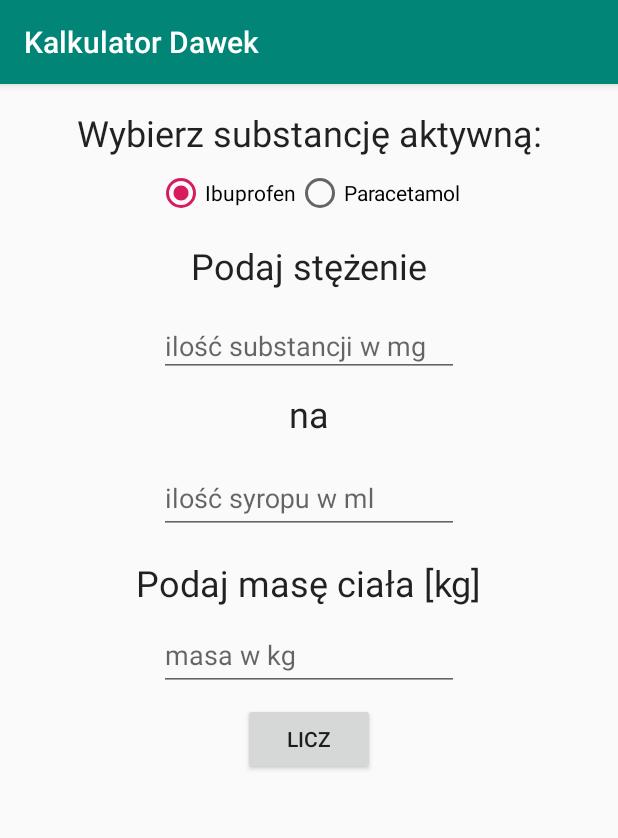
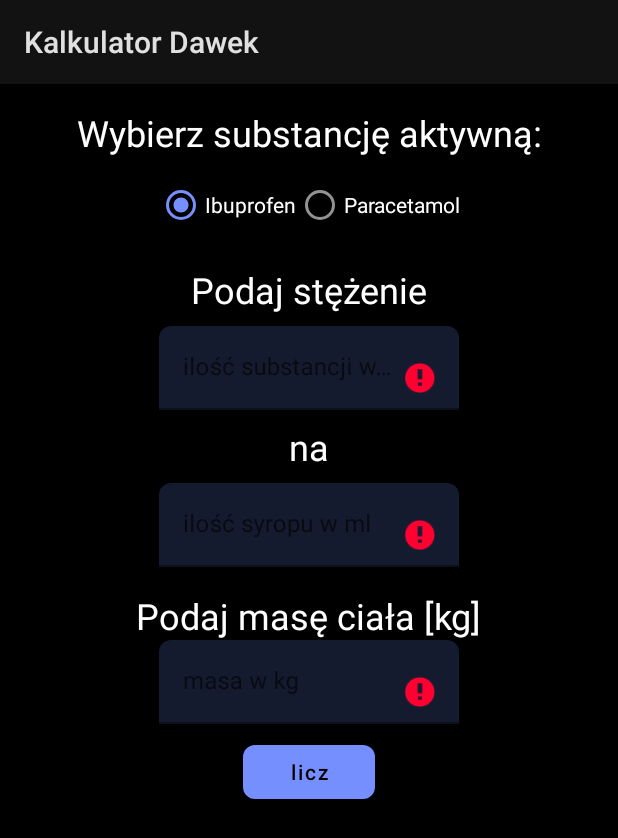
Before and after one commit to OMIsie11/DoseCalculator, an Android app: the screen it shows after launch (MainActivity), on a phone screen of 412 x 824 dp. Shown: the top 838 px of the screen. Run offline under Robolectric (Android 15) with nearby library versions, the phone set to English and light mode, and no system bars.

Commit message:
Initial material theme

```diff
--- a/app/src/main/java/io/github/omisie11/kalkulatordawek/MainActivity.kt
+++ b/app/src/main/java/io/github/omisie11/kalkulatordawek/MainActivity.kt
@@ -4,6 +4,7 @@ import android.os.Bundle
 import android.widget.RadioButton
 import android.widget.Toast
 import androidx.appcompat.app.AppCompatActivity
+import androidx.appcompat.app.AppCompatDelegate
 import androidx.lifecycle.Observer
 import androidx.lifecycle.ViewModelProviders
 import kotlinx.android.synthetic.main.activity_main.*
@@ -14,6 +15,7 @@ class MainActivity : AppCompatActivity() {
     override fun onCreate(savedInstanceState: Bundle?) {
         super.onCreate(savedInstanceState)
         setContentView(R.layout.activity_main)
+        AppCompatDelegate.setDefaultNightMode(AppCompatDelegate.MODE_NIGHT_YES)
 
         radio_ibuprofen.isChecked = true
 
@@ -42,4 +44,9 @@ class MainActivity : AppCompatActivity() {
             } else Toast.makeText(this, "Niepoprawne dane", Toast.LENGTH_LONG).show()
         }
     }
+
+    private fun translateValueToDayNightMode(value: Boolean): Int = when (value) {
+        true -> AppCompatDelegate.MODE_NIGHT_YES
+        false -> AppCompatDelegate.MODE_NIGHT_NO
+    }
 }
--- /dev/null
+++ b/app/src/main/res/color/background_text_input.xml
@@ -0,0 +1,6 @@
+<?xml version="1.0" encoding="utf-8"?>
+<selector xmlns:android="http://schemas.android.com/apk/res/android">
+    <item android:alpha="0.16" android:color="?attr/colorSecondary" android:state_hovered="true"/>
+    <item android:alpha="0.04" android:color="?attr/colorSecondary" android:state_enabled="false"/>
+    <item android:alpha="0.12" android:color="?attr/colorSecondary"/>
+</selector>
--- a/app/src/main/res/layout/activity_main.xml
+++ b/app/src/main/res/layout/activity_main.xml
@@ -62,7 +62,7 @@
         <com.google.android.material.textfield.TextInputLayout
                 android:id="@+id/textInputLayout_substancja"
                 android:layout_width="200dp"
-                android:layout_height="50dp"
+                android:layout_height="wrap_content"
                 android:hint="ilość substancji w mg"
                 app:layout_constraintTop_toBottomOf="@+id/textView2"
                 android:layout_marginTop="8dp"
@@ -75,7 +75,8 @@
                     android:id="@+id/edit_text_substancja"
                     android:layout_width="match_parent"
                     android:layout_height="wrap_content"
-                    android:inputType="numberDecimal"/>
+                    android:inputType="numberDecimal"
+                    android:singleLine="true"/>
 
         </com.google.android.material.textfield.TextInputLayout>
 
@@ -95,7 +96,8 @@
                     android:id="@+id/edit_text_syrop"
                     android:layout_width="match_parent"
                     android:layout_height="wrap_content"
-                    android:inputType="numberDecimal"/>
+                    android:inputType="numberDecimal"
+                    android:singleLine="true"/>
         </com.google.android.material.textfield.TextInputLayout>
 
         <TextView
@@ -132,7 +134,8 @@
                     android:id="@+id/edit_text_masa"
                     android:layout_width="match_parent"
                     android:layout_height="wrap_content"
-                    android:inputType="numberDecimal"/>
+                    android:inputType="numberDecimal"
+                    android:singleLine="true"/>
         </com.google.android.material.textfield.TextInputLayout>
 
         <Button
--- /dev/null
+++ b/app/src/main/res/values-night/colors.xml
@@ -0,0 +1,15 @@
+<?xml version="1.0" encoding="utf-8"?>
+<resources>
+    <color name="color_primary">#F5F5F5</color>
+    <color name="color_primary_variant">#C2C2C2</color>
+    <color name="color_on_primary">#000000</color>
+    <color name="color_secondary">#768FFF</color>
+    <color name="color_secondary_variant">#3C62CB</color>
+    <color name="color_on_secondary">#000000</color>
+    <color name="color_error">#FF7961</color>
+    <color name="color_on_error">#000000</color>
+    <color name="color_surface">#121212</color>
+    <color name="color_on_surface">#FFFFFF</color>
+    <color name="color_background">#000000</color>
+    <color name="color_on_background">#FFFFFF</color>
+</resources>
--- a/app/src/main/res/values/colors.xml
+++ b/app/src/main/res/values/colors.xml
@@ -1,6 +1,16 @@
 <?xml version="1.0" encoding="utf-8"?>
 <resources>
-    <color name="colorPrimary">#008577</color>
-    <color name="colorPrimaryDark">#00574B</color>
-    <color name="colorAccent">#D81B60</color>
+    <color name="color_primary">#212121</color>
+    <color name="color_primary_variant">#000000</color>
+    <color name="color_on_primary">#FFFFFF</color>
+    <color name="color_secondary">#2962FF</color>
+    <color name="color_secondary_variant">#0039CB</color>
+    <color name="color_on_secondary">#FFFFFF</color>
+    <color name="color_error">#F44336</color>
+    <color name="color_on_error">#FFFFFF</color>
+    <color name="color_surface">#FFFFFF</color>
+    <color name="color_on_surface">#000000</color>
+    <color name="color_background">#FAFAFA</color>
+    <color name="color_on_background">#000000</color>
+    <color name="color_status_bar">#000000</color>
 </resources>
--- a/app/src/main/res/values/styles.xml
+++ b/app/src/main/res/values/styles.xml
@@ -1,11 +1,58 @@
 <resources>
 
     <!-- Base application theme. -->
-    <style name="AppTheme" parent="Theme.AppCompat.Light.DarkActionBar">
-        <!-- Customize your theme here. -->
-        <item name="colorPrimary">@color/colorPrimary</item>
-        <item name="colorPrimaryDark">@color/colorPrimaryDark</item>
-        <item name="colorAccent">@color/colorAccent</item>
+    <style name="AppTheme" parent="Theme.MaterialComponents.DayNight">
+        <item name="colorPrimary">@color/color_primary</item>
+        <item name="colorPrimaryVariant">@color/color_primary_variant</item>
+        <item name="colorOnPrimary">@color/color_on_primary</item>
+        <item name="colorSecondary">@color/color_secondary</item>
+        <item name="colorSecondaryVariant">@color/color_secondary_variant</item>
+        <item name="colorOnSecondary">@color/color_on_secondary</item>
+        <item name="colorError">@color/color_error</item>
+        <item name="colorOnError">@color/color_on_error</item>
+        <item name="colorSurface">@color/color_surface</item>
+        <item name="colorOnSurface">@color/color_on_surface</item>
+        <item name="android:colorBackground">@color/color_background</item>
+        <item name="colorOnBackground">@color/color_on_background</item>
+        <item name="android:statusBarColor">@color/color_status_bar</item>
+        <!-- Global text attributes -->
+        <item name="textAppearanceButton">@style/AppTextAppearance.Button</item>
+        <!-- Global shape attributes -->
+        <item name="shapeAppearanceSmallComponent">@style/AppShapeAppearance.SmallComponent</item>
+        <item name="shapeAppearanceMediumComponent">@style/AppShapeAppearance.MediumComponent</item>
+        <item name="shapeAppearanceLargeComponent">@style/AppShapeAppearance.LargeComponent</item>
+        <!-- Button widget style attribute -->
+        <item name="materialButtonStyle">@style/AppButton.Filled</item>
+        <!-- Text Field widget style attribute -->
+        <item name="textInputStyle">@style/AppTextInputLayout.OutlinedBox</item>
+    </style>
+
+    <style name="AppTextAppearance.Button" parent="TextAppearance.MaterialComponents.Button">
+        <item name="android:textAllCaps">false</item>
+    </style>
+
+    <style name="AppShapeAppearance.SmallComponent" parent="ShapeAppearance.MaterialComponents.SmallComponent">
+        <item name="cornerFamily">rounded</item>
+        <item name="cornerSize">8dp</item>
+    </style>
+
+    <style name="AppShapeAppearance.MediumComponent" parent="ShapeAppearance.MaterialComponents.MediumComponent">
+        <item name="cornerFamily">rounded</item>
+        <item name="cornerSize">8dp</item>
+    </style>
+
+    <style name="AppShapeAppearance.LargeComponent" parent="ShapeAppearance.MaterialComponents.LargeComponent">
+        <item name="cornerFamily">rounded</item>
+        <item name="cornerSize">8dp</item>
+    </style>
+
+    <style name="AppButton.Filled" parent="Widget.MaterialComponents.Button">
+        <item name="backgroundTint">?attr/colorSecondary</item>
+        <item name="android:textColor">?attr/colorOnSecondary</item>
+    </style>
+
+    <style name="AppTextInputLayout.OutlinedBox" parent="Widget.MaterialComponents.TextInputLayout.FilledBox">
+        <item name="boxBackgroundColor">@color/background_text_input</item>
     </style>
 
 </resources>
```
